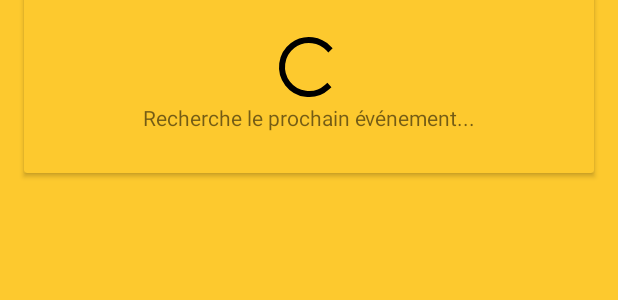
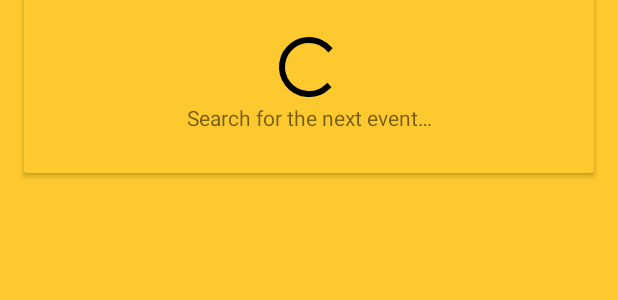
Before and after one commit to Broz3r/Fanfare-Pustule, an Android app: the layout activity_home.xml on its own in the app's theme, with its tools: preview values and no code run, on a phone screen of 412 x 824 dp. Shown: the part 882-1182 px from the top of the screen. Run offline under Robolectric (Android 15) with nearby library versions, the phone set to English and light mode, and no system bars.

Commit message:
Localized New Feature

```diff
--- a/app/src/main/res/layout/activity_home.xml
+++ b/app/src/main/res/layout/activity_home.xml
@@ -77,7 +77,7 @@
                     android:layout_width="match_parent"
                     android:layout_height="wrap_content"
                     android:gravity="center_horizontal"
-                    android:text="Recherche le prochain événement..."/>
+                    android:text="@string/home_label_search"/>
 
             </LinearLayout>
 
@@ -117,7 +117,7 @@
                     android:layout_height="wrap_content"
                     android:layout_gravity="end"
                     android:layout_marginTop="@dimen/spacing_std"
-                    android:text="Y aller"
+                    android:text="@string/home_button_lets_go"
                     style="@style/Widget.AppCompat.Button.Borderless"
                     android:visibility="gone"/>
 
@@ -145,7 +145,7 @@
                     android:layout_width="wrap_content"
                     android:layout_height="wrap_content"
                     android:layout_gravity="end"
-                    android:text="Réessayer"
+                    android:text="@string/home_button_retry"
                     style="@style/Widget.AppCompat.Button.Borderless"/>
 
             </LinearLayout>
--- a/app/src/main/res/values/strings.xml
+++ b/app/src/main/res/values/strings.xml
@@ -4,7 +4,18 @@
     <string name="transition_string_loading_home">transition_string_loading_home</string>
 
     <string name="home_subtitle">La fanfare qui decapsule !</string>
+
     <string name="home_button_sheets">Sheets</string>
     <string name="home_button_musics">Musics</string>
+
+    <string name="home_button_retry">Retry</string>
+    <string name="home_button_lets_go">Let\'s go !</string>
+
     <string name="home_label_next_event">Next event:</string>
+    <string name="home_label_search">Search for the next event…</string>
+
+    <string name="error_no_connection">No network connection available, please verify your internet connection and retry.</string>
+    <string name="error_no_event">There is no next event for the moment.</string>
+    <string name="error_unknown">An unknown error is occurred, please try again latter.</string>
+    <string name="error_cancel">The request was canceled, please retry.</string>
 </resources>
```
Also changed, not shown: app/src/main/java/org/pustule/fanfarepustule/activities/HomeActivity.java (+4 -4 lines), 1 other file.
